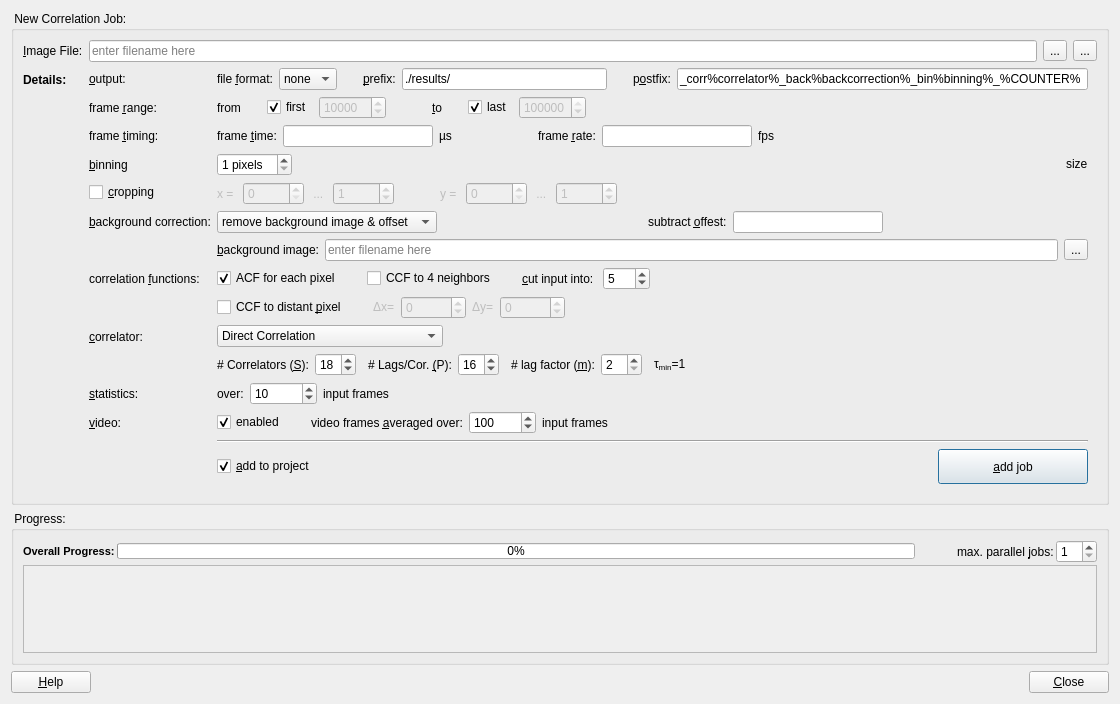
Above: plugins/imagingfcs/qfrdrimagingfcscorrelationdialog.ui from jkriege2/QuickFit3 before the change. Below: the same form after it.
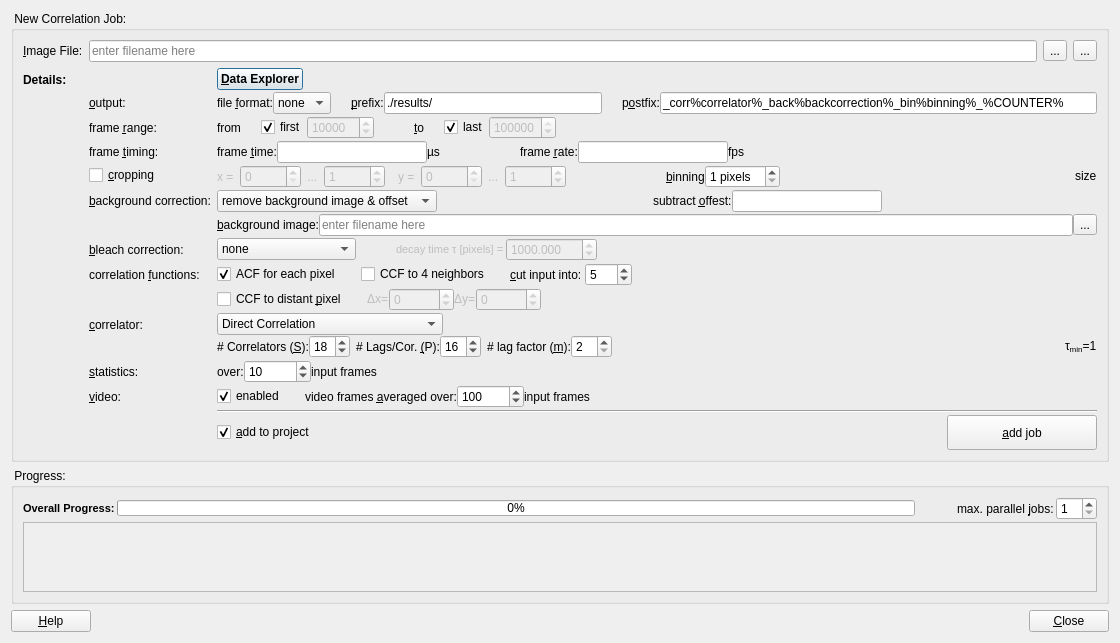
That is the form after the change. Icons and pictures are not drawn. Custom widgets are drawn as their Qt base class.

Commit message: QuickFit/imFCS:   - added GUI widgets for bleach correction to QFRDRImagingFCSCorrelationDialog   - started to implement data explorer Dialog   - prepared QFRDRImagingFCSCorrelationJobThread for bleach correction

Patch:
```diff
--- a/plugins/imagingfcs/qfrdrimagingfcscorrelationdialog.ui
+++ b/plugins/imagingfcs/qfrdrimagingfcscorrelationdialog.ui
@@ -10,7 +10,7 @@
     <x>0</x>
     <y>0</y>
     <width>1120</width>
-    <height>704</height>
+    <height>642</height>
    </rect>
   </property>
   <property name="windowTitle">
@@ -85,14 +85,14 @@
         </item>
        </layout>
       </item>
-      <item row="1" column="0">
+      <item row="2" column="0">
        <widget class="QLabel" name="labDetails">
         <property name="text">
          <string>&lt;b&gt;Details:&lt;/b&gt;</string>
         </property>
        </widget>
       </item>
-      <item row="1" column="1">
+      <item row="2" column="1">
        <widget class="QFrame" name="widDetails">
         <property name="frameShape">
          <enum>QFrame::NoFrame</enum>
@@ -104,13 +104,46 @@
          <property name="fieldGrowthPolicy">
           <enum>QFormLayout::AllNonFixedFieldsGrow</enum>
          </property>
-         <property name="leftMargin">
-          <number>0</number>
+         <property name="horizontalSpacing">
+          <number>6</number>
          </property>
-         <property name="topMargin">
+         <property name="verticalSpacing">
+          <number>2</number>
+         </property>
+         <property name="margin">
           <number>0</number>
          </property>
-         <item row="0" column="0">
+         <item row="0" column="1">
+          <layout class="QHBoxLayout" name="horizontalLayout_19">
+           <item>
+            <widget class="QPushButton" name="btnDataExplorer">
+             <property name="font">
+              <font>
+               <weight>75</weight>
+               <bold>true</bold>
+              </font>
+             </property>
+             <property name="text">
+              <string>&amp;Data Explorer</string>
+             </property>
+            </widget>
+           </item>
+           <item>
+            <spacer name="horizontalSpacer_25">
+             <property name="orientation">
+              <enum>Qt::Horizontal</enum>
+             </property>
+             <property name="sizeHint" stdset="0">
+              <size>
+               <width>40</width>
+               <height>20</height>
+              </size>
+             </property>
+            </spacer>
+           </item>
+          </layout>
+         </item>
+         <item row="1" column="0">
           <widget class="QLabel" name="label_21">
            <property name="text">
             <string>&amp;output:</string>
@@ -120,7 +153,7 @@
            </property>
           </widget>
          </item>
-         <item row="0" column="1">
+         <item row="1" column="1">
           <layout class="QHBoxLayout" name="horizontalLayout_8" stretch="0,0,0,0,1,0,0,2">
            <item>
             <widget class="QLabel" name="label_5">
@@ -220,7 +253,7 @@
            </item>
           </layout>
          </item>
-         <item row="1" column="0">
+         <item row="2" column="0">
           <widget class="QLabel" name="label_18">
            <property name="text">
             <string>frame &amp;range:</string>
@@ -230,7 +263,7 @@
            </property>
           </widget>
          </item>
-         <item row="1" column="1">
+         <item row="2" column="1">
           <layout class="QHBoxLayout" name="horizontalLayout_10">
            <item>
             <widget class="QLabel" name="label_19">
@@ -349,32 +382,6 @@
              </property>
             </widget>
            </item>
-           <item>
-            <spacer name="horizontalSpacer_27">
-             <property name="orientation">
-              <enum>Qt::Horizontal</enum>
-             </property>
-             <property name="sizeType">
-              <enum>QSizePolicy::Fixed</enum>
-             </property>
-             <property name="sizeHint" stdset="0">
-              <size>
-               <width>20</width>
-               <height>20</height>
-              </size>
-             </property>
-            </spacer>
-           </item>
-           <item>
-            <widget class="QLabel" name="labRange">
-             <property name="text">
-              <string/>
-             </property>
-             <property name="textFormat">
-              <enum>Qt::RichText</enum>
-             </property>
-            </widget>
-           </item>
            <item>
             <spacer name="horizontalSpacer_21">
              <property name="orientation">
@@ -388,9 +395,19 @@
              </property>
             </spacer>
            </item>
+           <item>
+            <widget class="QLabel" name="labRange">
+             <property name="text">
+              <string/>
+             </property>
+             <property name="textFormat">
+              <enum>Qt::RichText</enum>
+             </property>
+            </widget>
+           </item>
           </layout>
          </item>
-         <item row="2" column="0">
+         <item row="3" column="0">
           <widget class="QLabel" name="label_6">
            <property name="text">
             <string>frame &amp;timing:</string>
@@ -400,7 +417,7 @@
            </property>
           </widget>
          </item>
-         <item row="2" column="1">
+         <item row="3" column="1">
           <layout class="QHBoxLayout" name="horizontalLayout_4">
            <item>
             <widget class="QLabel" name="label_15">
@@ -472,32 +489,6 @@
              </property>
             </widget>
            </item>
-           <item>
-            <spacer name="horizontalSpacer_28">
-             <property name="orientation">
-              <enum>Qt::Horizontal</enum>
-             </property>
-             <property name="sizeType">
-              <enum>QSizePolicy::Fixed</enum>
-             </property>
-             <property name="sizeHint" stdset="0">
-              <size>
-               <width>20</width>
-               <height>20</height>
-              </size>
-             </property>
-            </spacer>
-           </item>
-           <item>
-            <widget class="QLabel" name="labInputLength">
-             <property name="text">
-              <string/>
-             </property>
-             <property name="textFormat">
-              <enum>Qt::RichText</enum>
-             </property>
-            </widget>
-           </item>
            <item>
             <spacer name="horizontalSpacer_3">
              <property name="orientation">
@@ -511,47 +502,10 @@
              </property>
             </spacer>
            </item>
-          </layout>
-         </item>
-         <item row="3" column="0">
-          <widget class="QLabel" name="label_32">
-           <property name="text">
-            <string>&amp;binning</string>
-           </property>
-           <property name="buddy">
-            <cstring>spinBinning</cstring>
-           </property>
-          </widget>
-         </item>
-         <item row="3" column="1">
-          <layout class="QHBoxLayout" name="horizontalLayout_15">
            <item>
-            <widget class="QSpinBox" name="spinBinning">
-             <property name="suffix">
-              <string> pixels</string>
-             </property>
-             <property name="minimum">
-              <number>1</number>
-             </property>
-            </widget>
-           </item>
-           <item>
-            <spacer name="horizontalSpacer_29">
-             <property name="orientation">
-              <enum>Qt::Horizontal</enum>
-             </property>
-             <property name="sizeHint" stdset="0">
-              <size>
-               <width>40</width>
-               <height>20</height>
-              </size>
-             </property>
-            </spacer>
-           </item>
-           <item>
-            <widget class="QLabel" name="labSize">
+            <widget class="QLabel" name="labInputLength">
              <property name="text">
-              <string>size</string>
+              <string/>
              </property>
              <property name="textFormat">
               <enum>Qt::RichText</enum>
@@ -568,11 +522,16 @@
           </widget>
          </item>
          <item row="4" column="1">
+          <layout class="QHBoxLayout" name="horizontalLayout_15">
+           <item>
           <widget class="QWidget" name="widSubregion" native="true">
            <property name="enabled">
             <bool>false</bool>
            </property>
            <layout class="QHBoxLayout" name="horizontalLayout_18">
+              <property name="spacing">
+               <number>3</number>
+              </property>
             <property name="margin">
              <number>0</number>
             </property>
@@ -617,7 +576,7 @@
               </property>
               <property name="sizeHint" stdset="0">
                <size>
-                <width>40</width>
+                  <width>10</width>
                 <height>20</height>
                </size>
               </property>
@@ -659,6 +618,45 @@
               <property name="orientation">
                <enum>Qt::Horizontal</enum>
               </property>
+                <property name="sizeType">
+                 <enum>QSizePolicy::Fixed</enum>
+                </property>
+                <property name="sizeHint" stdset="0">
+                 <size>
+                  <width>100</width>
+                  <height>20</height>
+                 </size>
+                </property>
+               </spacer>
+              </item>
+             </layout>
+            </widget>
+           </item>
+           <item>
+            <widget class="QLabel" name="label_32">
+             <property name="text">
+              <string>&amp;binning</string>
+             </property>
+             <property name="buddy">
+              <cstring>spinBinning</cstring>
+             </property>
+            </widget>
+           </item>
+           <item>
+            <widget class="QSpinBox" name="spinBinning">
+             <property name="suffix">
+              <string> pixels</string>
+             </property>
+             <property name="minimum">
+              <number>1</number>
+             </property>
+            </widget>
+           </item>
+           <item>
+            <spacer name="horizontalSpacer_29">
+             <property name="orientation">
+              <enum>Qt::Horizontal</enum>
+             </property>
               <property name="sizeHint" stdset="0">
                <size>
                 <width>40</width>
@@ -667,8 +665,17 @@
               </property>
              </spacer>
             </item>
-           </layout>
-          </widget>
+           <item>
+            <widget class="QLabel" name="labSize">
+             <property name="text">
+              <string>size</string>
+             </property>
+             <property name="textFormat">
+              <enum>Qt::RichText</enum>
+             </property>
+            </widget>
+           </item>
+          </layout>
          </item>
          <item row="5" column="0">
           <widget class="QLabel" name="label_12">
@@ -799,6 +806,126 @@
           </layout>
          </item>
          <item row="7" column="0">
+          <widget class="QLabel" name="label_39">
+           <property name="text">
+            <string>&amp;bleach correction:</string>
+           </property>
+           <property name="buddy">
+            <cstring>cmbBleachType</cstring>
+           </property>
+          </widget>
+         </item>
+         <item row="7" column="1">
+          <layout class="QHBoxLayout" name="horizontalLayout_20">
+           <item>
+            <widget class="QComboBox" name="cmbBleachType">
+             <property name="sizeAdjustPolicy">
+              <enum>QComboBox::AdjustToContents</enum>
+             </property>
+             <item>
+              <property name="text">
+               <string>none</string>
+              </property>
+             </item>
+             <item>
+              <property name="text">
+               <string>subtract average</string>
+              </property>
+             </item>
+             <item>
+              <property name="text">
+               <string>subtract exponential</string>
+              </property>
+             </item>
+            </widget>
+           </item>
+           <item>
+            <spacer name="horizontalSpacer_26">
+             <property name="orientation">
+              <enum>Qt::Horizontal</enum>
+             </property>
+             <property name="sizeType">
+              <enum>QSizePolicy::Fixed</enum>
+             </property>
+             <property name="sizeHint" stdset="0">
+              <size>
+               <width>40</width>
+               <height>20</height>
+              </size>
+             </property>
+            </spacer>
+           </item>
+           <item>
+            <widget class="QWidget" name="widBleach" native="true">
+             <property name="enabled">
+              <bool>false</bool>
+             </property>
+             <layout class="QHBoxLayout" name="horizontalLayout_17">
+              <property name="spacing">
+               <number>2</number>
+              </property>
+              <property name="margin">
+               <number>0</number>
+              </property>
+              <item>
+               <widget class="QLabel" name="labDecayLabel">
+                <property name="text">
+                 <string>&lt;!DOCTYPE HTML PUBLIC &quot;-//W3C//DTD HTML 4.0//EN&quot; &quot;http://www.w3.org/TR/REC-html40/strict.dtd&quot;&gt;
+&lt;html&gt;&lt;head&gt;&lt;meta name=&quot;qrichtext&quot; content=&quot;1&quot; /&gt;&lt;style type=&quot;text/css&quot;&gt;
+p, li { white-space: pre-wrap; }
+&lt;/style&gt;&lt;/head&gt;&lt;body style=&quot; font-family:'MS Shell Dlg 2'; font-size:8.25pt; font-weight:400; font-style:normal;&quot;&gt;
+&lt;p style=&quot; margin-top:0px; margin-bottom:0px; margin-left:0px; margin-right:0px; -qt-block-indent:0; text-indent:0px;&quot;&gt;&lt;span style=&quot; font-size:8pt;&quot;&gt;decay time τ [pixels] =&lt;/span&gt;&lt;/p&gt;&lt;/body&gt;&lt;/html&gt;</string>
+                </property>
+                <property name="buddy">
+                 <cstring>spinDecay</cstring>
+                </property>
+               </widget>
+              </item>
+              <item>
+               <widget class="QDoubleSpinBox" name="spinDecay">
+                <property name="decimals">
+                 <number>3</number>
+                </property>
+                <property name="maximum">
+                 <double>999999999.000000000000000</double>
+                </property>
+                <property name="singleStep">
+                 <double>100.000000000000000</double>
+                </property>
+                <property name="value">
+                 <double>1000.000000000000000</double>
+                </property>
+               </widget>
+              </item>
+              <item>
+               <spacer name="horizontalSpacer_15">
+                <property name="orientation">
+                 <enum>Qt::Horizontal</enum>
+                </property>
+                <property name="sizeHint" stdset="0">
+                 <size>
+                  <width>40</width>
+                  <height>20</height>
+                 </size>
+                </property>
+               </spacer>
+              </item>
+              <item>
+               <widget class="QLabel" name="labDecay">
+                <property name="text">
+                 <string/>
+                </property>
+                <property name="textFormat">
+                 <enum>Qt::RichText</enum>
+                </property>
+               </widget>
+              </item>
+             </layout>
+            </widget>
+           </item>
+          </layout>
+         </item>
+         <item row="8" column="0">
           <widget class="QLabel" name="label_26">
            <property name="text">
             <string>correlation &amp;functions:</string>
@@ -808,7 +935,7 @@
            </property>
           </widget>
          </item>
-         <item row="7" column="1">
+         <item row="8" column="1">
           <layout class="QHBoxLayout" name="horizontalLayout_12">
            <item>
             <widget class="QCheckBox" name="chkACF">
@@ -885,16 +1012,6 @@
              </property>
             </widget>
            </item>
-           <item>
-            <widget class="QLabel" name="labSegments">
-             <property name="text">
-              <string/>
-             </property>
-             <property name="textFormat">
-              <enum>Qt::RichText</enum>
-             </property>
-            </widget>
-           </item>
            <item>
             <spacer name="horizontalSpacer_20">
              <property name="orientation">
@@ -908,9 +1025,19 @@
              </property>
             </spacer>
            </item>
+           <item>
+            <widget class="QLabel" name="labSegments">
+             <property name="text">
+              <string/>
+             </property>
+             <property name="textFormat">
+              <enum>Qt::RichText</enum>
+             </property>
+            </widget>
+           </item>
           </layout>
          </item>
-         <item row="8" column="1">
+         <item row="9" column="1">
           <layout class="QHBoxLayout" name="horizontalLayout_16">
            <item>
             <widget class="QCheckBox" name="chkDistanceCCD">
@@ -1005,7 +1132,7 @@
            </item>
           </layout>
          </item>
-         <item row="9" column="0">
+         <item row="10" column="0">
           <widget class="QLabel" name="label_8">
            <property name="text">
             <string>&amp;correlator:</string>
@@ -1015,7 +1142,7 @@
            </property>
           </widget>
          </item>
-         <item row="9" column="1">
+         <item row="10" column="1">
           <layout class="QVBoxLayout" name="verticalLayout">
            <item>
             <layout class="QHBoxLayout" name="horizontalLayout_6">
@@ -1142,7 +1269,7 @@
               </spacer>
              </item>
              <item>
-              <widget class="QLabel" name="label_11">
+              <widget class="QLabel" name="labM">
                <property name="text">
                 <string># lag factor (&amp;m):</string>
                </property>
@@ -1159,16 +1286,13 @@
               </widget>
              </item>
              <item>
-              <spacer name="horizontalSpacer_15">
+              <spacer name="horizontalSpacer_2">
                <property name="orientation">
                 <enum>Qt::Horizontal</enum>
                </property>
-               <property name="sizeType">
-                <enum>QSizePolicy::Fixed</enum>
-               </property>
                <property name="sizeHint" stdset="0">
                 <size>
-                 <width>6</width>
+                 <width>40</width>
                  <height>20</height>
                 </size>
                </property>
@@ -1181,24 +1305,11 @@
                </property>
               </widget>
              </item>
-             <item>
-              <spacer name="horizontalSpacer_2">
-               <property name="orientation">
-                <enum>Qt::Horizontal</enum>
-               </property>
-               <property name="sizeHint" stdset="0">
-                <size>
-                 <width>40</width>
-                 <height>20</height>
-                </size>
-               </property>
-              </spacer>
-             </item>
             </layout>
            </item>
           </layout>
          </item>
-         <item row="10" column="0">
+         <item row="11" column="0">
           <widget class="QLabel" name="label_27">
            <property name="text">
             <string>&amp;statistics:</string>
@@ -1208,7 +1319,7 @@
            </property>
           </widget>
          </item>
-         <item row="10" column="1">
+         <item row="11" column="1">
           <layout class="QHBoxLayout" name="horizontalLayout_13">
            <item>
             <widget class="QLabel" name="label_29">
@@ -1243,32 +1354,6 @@
              </property>
             </widget>
            </item>
-           <item>
-            <spacer name="horizontalSpacer_25">
-             <property name="orientation">
-              <enum>Qt::Horizontal</enum>
-             </property>
-             <property name="sizeType">
-              <enum>QSizePolicy::Fixed</enum>
-             </property>
-             <property name="sizeHint" stdset="0">
-              <size>
-               <width>6</width>
-               <height>20</height>
-              </size>
-             </property>
-            </spacer>
-           </item>
-           <item>
-            <widget class="QLabel" name="labStatistics">
-             <property name="text">
-              <string/>
-             </property>
-             <property name="textFormat">
-              <enum>Qt::RichText</enum>
-             </property>
-            </widget>
-           </item>
            <item>
             <spacer name="horizontalSpacer_23">
              <property name="orientation">
@@ -1282,9 +1367,19 @@
              </property>
             </spacer>
            </item>
+           <item>
+            <widget class="QLabel" name="labStatistics">
+             <property name="text">
+              <string/>
+             </property>
+             <property name="textFormat">
+              <enum>Qt::RichText</enum>
+             </property>
+            </widget>
+           </item>
           </layout>
          </item>
-         <item row="11" column="0">
+         <item row="12" column="0">
           <widget class="QLabel" name="label_23">
            <property name="text">
             <string>&amp;video:</string>
@@ -1294,7 +1389,7 @@
            </property>
           </widget>
          </item>
-         <item row="11" column="1">
+         <item row="12" column="1">
           <layout class="QHBoxLayout" name="horizontalLayout_11">
            <item>
             <widget class="QCheckBox" name="chkVideo">
@@ -1352,32 +1447,6 @@
              </property>
             </widget>
            </item>
-           <item>
-            <spacer name="horizontalSpacer_26">
-             <property name="orientation">
-              <enum>Qt::Horizontal</enum>
-             </property>
-             <property name="sizeType">
-              <enum>QSizePolicy::Fixed</enum>
-             </property>
-             <property name="sizeHint" stdset="0">
-              <size>
-               <width>20</width>
-               <height>20</height>
-              </size>
-             </property>
-            </spacer>
-           </item>
-           <item>
-            <widget class="QLabel" name="labVideo">
-             <property name="text">
-              <string/>
-             </property>
-             <property name="textFormat">
-              <enum>Qt::RichText</enum>
-             </property>
-            </widget>
-           </item>
            <item>
             <spacer name="horizontalSpacer_10">
              <property name="orientation">
@@ -1391,16 +1460,26 @@
              </property>
             </spacer>
            </item>
+           <item>
+            <widget class="QLabel" name="labVideo">
+             <property name="text">
+              <string/>
+             </property>
+             <property name="textFormat">
+              <enum>Qt::RichText</enum>
+             </property>
+            </widget>
+           </item>
           </layout>
          </item>
-         <item row="12" column="1">
+         <item row="13" column="1">
           <widget class="Line" name="line">
            <property name="orientation">
             <enum>Qt::Horizontal</enum>
            </property>
           </widget>
          </item>
-         <item row="13" column="0">
+         <item row="14" column="0">
           <widget class="QLabel" name="label_17">
            <property name="text">
             <string/>
@@ -1410,7 +1489,7 @@
            </property>
           </widget>
          </item>
-         <item row="13" column="1">
+         <item row="14" column="1">
           <layout class="QHBoxLayout" name="horizontalLayout_5">
            <property name="spacing">
             <number>2</number>
@@ -1586,7 +1665,7 @@
            <x>0</x>
            <y>0</y>
            <width>1080</width>
-           <height>105</height>
+           <height>69</height>
           </rect>
          </property>
          <property name="sizePolicy">
```
Left out of the diff: 88 changed lines with no effect on the pictures. Lines whose indentation alone changed are shown as unchanged. The commit also changes 16 other files.
